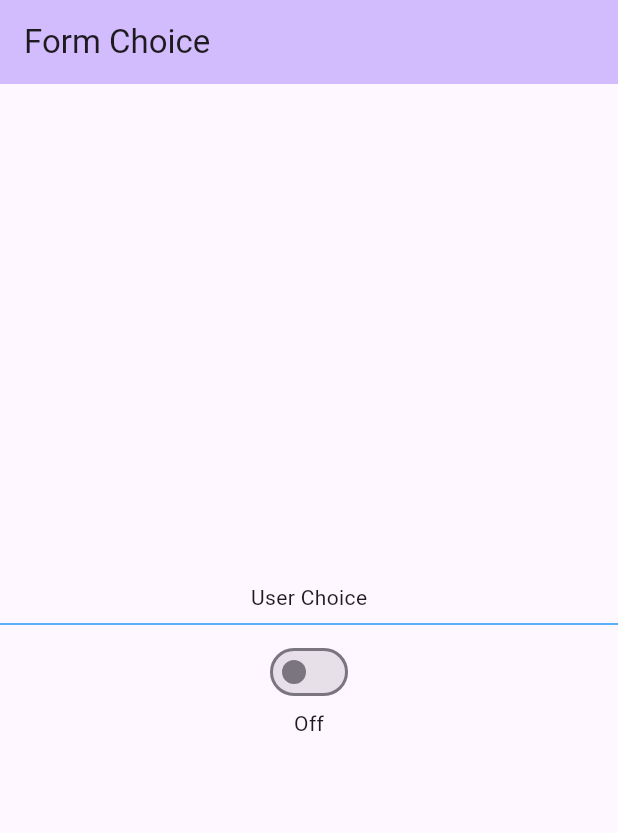
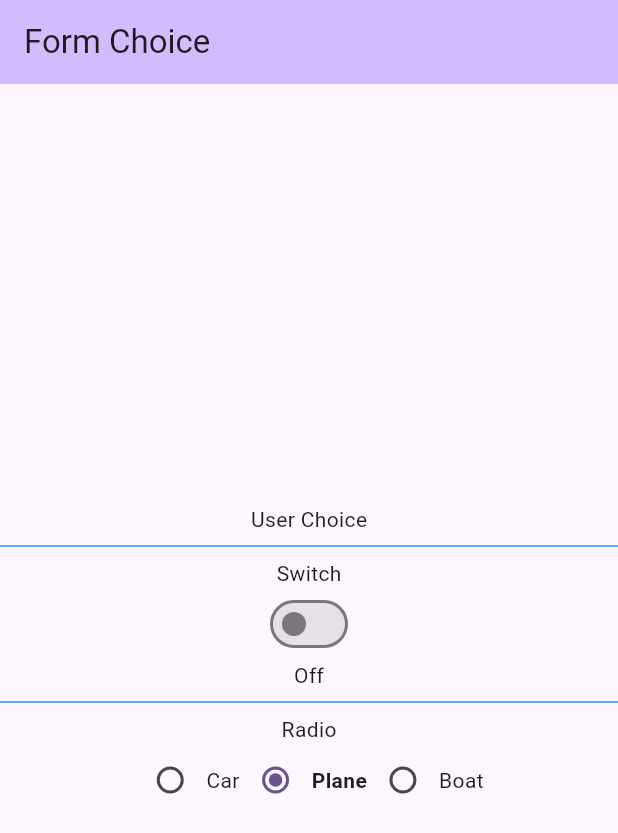
Before and after one commit to CrossPlatformFlutter/uit_forms_choice, a Flutter app: the screen it shows after launch, on a phone screen of 412 x 824 dp. Shown: the top 833 px of the screen. Run offline on Flutter 3.47's test engine with Material 2 defaults, Android fonts, the phone set to English and light mode, and no system bars.

Commit message:
RadioButton

```diff
--- /dev/null
+++ b/lib/chocieList.dart
@@ -0,0 +1,5 @@
+enum choicList{
+  plane,
+  boat,
+  car
+}
--- a/lib/main.dart
+++ b/lib/main.dart
@@ -1,4 +1,5 @@
 import 'package:flutter/material.dart';
+import 'chocieList.dart';
 
 void main() {
   runApp(const MyApp());
@@ -31,7 +32,9 @@
 
 class _MyHomePageState extends State<MyHomePage> {
 
-  bool switchdata=false;
+   bool switchdata=false;
+   choicList _radiolist=choicList.plane;
+
   @override
   Widget build(BuildContext context) {
     return Scaffold(
@@ -45,12 +48,38 @@
           children: [
           const Text("User Choice"),
           const Divider(color: Colors.blue),
+          const Text("Switch"),
           Switch(value: switchdata, onChanged: (val){
             setState(() {
               switchdata=val;
             });
           }),
-          Text(switchdata ? 'On' : 'Off')
+          Text(switchdata ? 'On' : 'Off'),
+          const Divider(color: Colors.blue),
+          const Text("Radio"),
+          Row(
+            mainAxisAlignment: MainAxisAlignment.center,
+            children: [
+              Radio(value: choicList.car, groupValue: _radiolist, onChanged: (val){
+                 setState(() {
+                      _radiolist=choicList.car;
+                 });
+              }),
+                Text("Car",style: _radiolist==choicList.car ? const TextStyle(fontWeight: FontWeight.bold) : const TextStyle(),),
+                Radio(value: choicList.plane, groupValue: _radiolist, onChanged: (val){
+                 setState(() {
+                      _radiolist=choicList.plane;
+                 });
+              }),
+            Text("Plane",style: _radiolist==choicList.plane ? const TextStyle(fontWeight: FontWeight.bold) : const TextStyle(),),
+                Radio(value: choicList.boat, groupValue: _radiolist, onChanged: (val){
+                 setState(() {
+                      _radiolist=choicList.boat;
+                 });
+              }),
+              Text("Boat",style: _radiolist==choicList.boat ? const TextStyle(fontWeight: FontWeight.bold) : const TextStyle(),),
+            ],
+          )
 
         ]),
       ),
```
